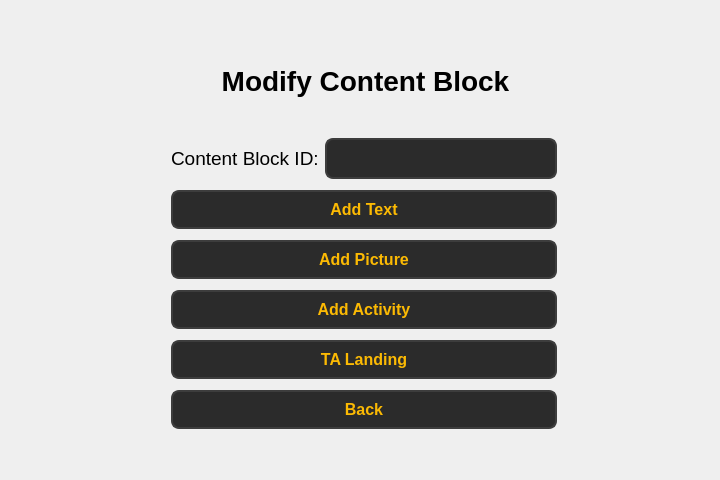
Old version of the form ui/ta/ta_modifyContentBlock_window.ui in the repository Soham1117/elearningApp.
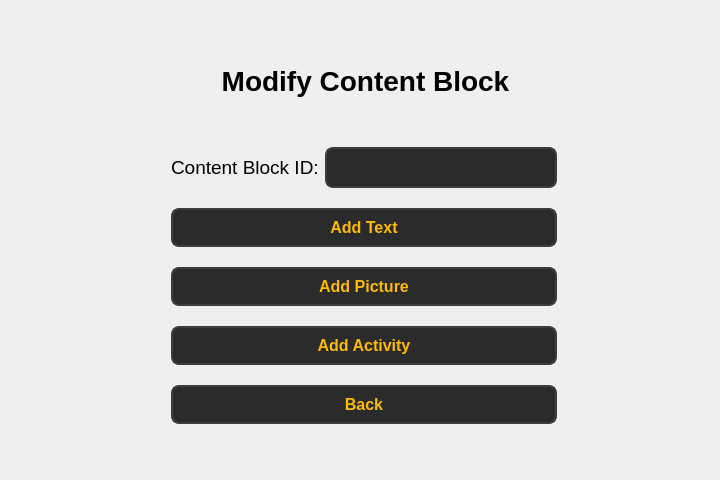
New version of the form.

Commit message: UI Modifications done to the required views of TA

What changed in the file:
```diff
--- a/ui/ta/ta_modifyContentBlock_window.ui
+++ b/ui/ta/ta_modifyContentBlock_window.ui
@@ -159,36 +159,6 @@
       </property>
      </widget>
     </item>
-    <item>
-     <widget class="QPushButton" name="pushButton_8">
-      <property name="styleSheet">
-       <string notr="true">QPushButton {
-        background-color: #2b2b2b;  
-        color: #fcba03;              
-        border: 2px solid #3d3d3d;      
-        border-radius: 8px;          
-        padding: 8px 16px;            
-        font-size: 16px;            
-        font-weight: bold;
-    
-    }
-
-    QPushButton:hover {
-        background-color: #fcba03;
-		 color: #000000;
-        border: 2px solid #5a5a5a;    
-    }
-
-    QPushButton:pressed {
-        background-color: #1a1a1a;      
-        border: 2px solid #2b2b2b;      
-    }</string>
-      </property>
-      <property name="text">
-       <string>TA Landing</string>
-      </property>
-     </widget>
-    </item>
     <item>
      <widget class="QPushButton" name="pushButton_back_2">
       <property name="styleSheet">
```
The commit also changes 7 other files.
